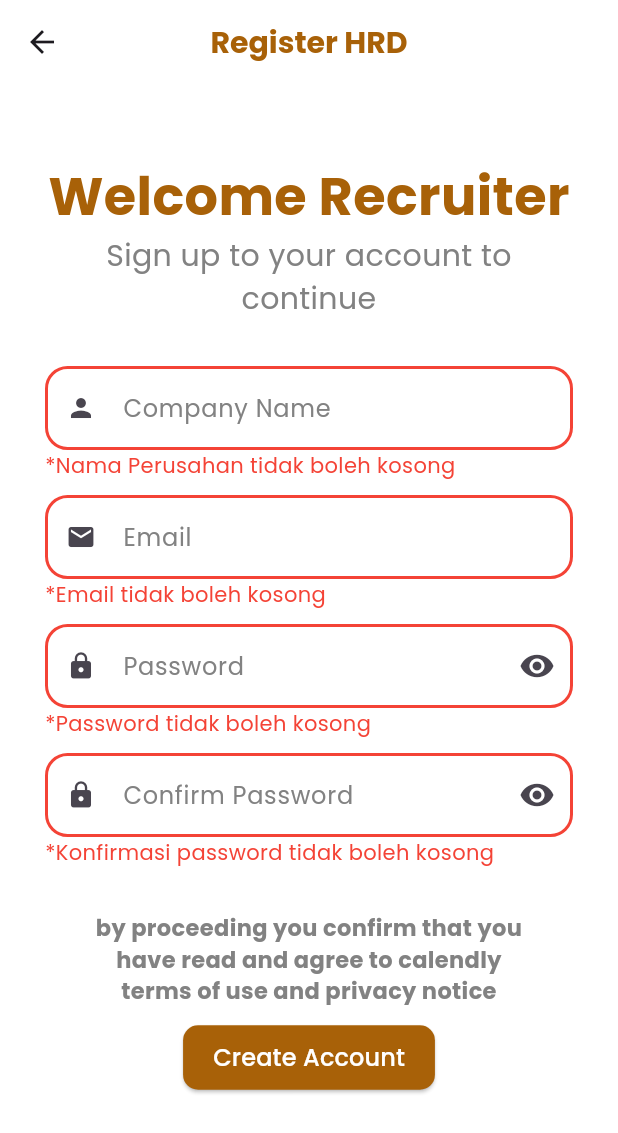
After one commit to RekanPabrik/MOBILE-RekanPabrik, a Flutter app: the register_hrd screen opened directly, after a tap on "Create Account", on a phone screen of 412 x 824 dp. The commit adds this screen. Shown: the top 1133 px of the screen. Run offline on Flutter 3.47's test engine with Material 3 defaults, Android fonts, the phone set to English and light mode, and no system bars; our stand-ins replace carousel_slider, file_picker, flutter_dotenv, flutter_local_notifications, google_fonts, image_picker.

Commit message:
update local notif dan page register_hrd

```diff
--- /dev/null
+++ b/lib/components/companyName_input.dart
@@ -0,0 +1,49 @@
+import 'package:flutter/material.dart';
+import 'package:rekanpabrik/shared/shared.dart';
+
+class companyname_input extends StatelessWidget {
+  final TextEditingController companyNameInputController;
+  final String label;
+  final bool isEror;
+
+  const companyname_input({
+    super.key,
+    required this.companyNameInputController,
+    required this.label,
+    required this.isEror,
+  });
+
+  @override
+  Widget build(BuildContext context) {
+    return TextField(
+      controller: companyNameInputController, // Menghubungkan controller
+      decoration: InputDecoration(
+        prefixIcon: Icon(
+          Icons.person,
+          size: 20,
+        ),
+        labelText: label,
+        labelStyle: TextStyle(
+          color: greyColor,
+        ),
+        border: OutlineInputBorder(
+          borderRadius: BorderRadius.circular(15),
+        ),
+        enabledBorder: OutlineInputBorder(
+          borderRadius: BorderRadius.circular(15),
+          borderSide: BorderSide(
+            color: isEror ? Colors.red : thirdColor,
+            width: 2.0,
+          ),
+        ),
+        focusedBorder: OutlineInputBorder(
+          borderRadius: BorderRadius.circular(15),
+          borderSide: BorderSide(
+            color: isEror ? Colors.red : thirdColor,
+            width: 2.0,
+          ),
+        ),
+      ),
+    );
+  }
+}
--- /dev/null
+++ b/lib/pages/auth/register_hrd.dart
@@ -0,0 +1,221 @@
+part of '../page.dart';
+
+
+class register_hrd extends StatefulWidget {
+  @override
+  _registerHrdState createState() => _registerHrdState();
+}
+
+class _registerHrdState extends State<register_hrd> {
+
+  // VARIABLE
+  final TextEditingController EmailController = TextEditingController();
+  String emailErrorMessage = '';
+  bool mailIsEror = false;
+
+  final TextEditingController passwordController = TextEditingController();
+  String passErrorMessage = '';
+  bool passIsEror = false;
+
+  final TextEditingController confirmPasswordController =
+      TextEditingController();
+  String confirmPassErrorMessage = '';
+  bool confirmPassIsEror = false;
+
+  final TextEditingController CompanyNameController = TextEditingController();
+  String CompanyNameErrorMessage = '';
+  bool CompanyNameIsEror = false;
+
+
+  String generalMassageEror = '';
+  bool generalEror = false;
+
+  // FUNGSI
+  bool isEmailValid(String email) {
+    return email.contains('@');
+  }
+
+  bool isPassValid(String pass) {
+    return pass.isNotEmpty;
+  }
+
+  bool checkConfirmPass(String pass, String confirmPass) {
+    return (pass == confirmPass);
+  }
+
+  @override
+  Widget build(BuildContext context) {
+    return Scaffold(
+       backgroundColor: primaryColor,
+      appBar: AppBar(
+        backgroundColor: primaryColor,
+        title: Text(
+          'Register HRD',
+          style: TextStyle(
+            color: thirdColor,
+            fontFamily: 'poppins',
+            fontSize: 20,
+            fontWeight: FontWeight.bold,
+          ),
+        ),
+         centerTitle: true,
+      ),
+      body: SafeArea(
+        bottom: true,
+        child: ListView(
+          padding: EdgeInsets.symmetric(horizontal: 30),
+          children: [
+            SizedBox(
+              height: 50,
+            ),
+            Text(
+              "Welcome Recruiter",
+              style: TextStyle(
+                color: thirdColor,
+                fontFamily: 'poppins',
+                fontSize: 35,
+                fontWeight: FontWeight.bold,
+              ),
+              textAlign: TextAlign.center,
+            ),
+            Text(
+                "Sign up to your account to continue",
+                style: TextStyle(
+                  color: greyColor,
+                  fontFamily: 'poppins',
+                  fontSize: 20,
+                  fontWeight: FontWeight.w400,
+                ),
+                textAlign: TextAlign.center,
+              ),
+               SizedBox(
+              height: 30,
+            ),
+
+                companyname_input(
+                companyNameInputController: CompanyNameController,
+                label: "Company Name",
+                isEror: CompanyNameIsEror),
+            if (CompanyNameErrorMessage.isNotEmpty)
+              Text(
+                CompanyNameErrorMessage,
+                style: TextStyle(color: Colors.red),
+              ),
+                  SizedBox(height: 10),
+            EmailInput(emailController: EmailController, isEror: mailIsEror),
+            if (emailErrorMessage.isNotEmpty)
+              Text(
+                emailErrorMessage,
+                style: TextStyle(color: Colors.red),
+              ),
+               SizedBox(height: 10),
+            PassInput(controller: passwordController, isEror: passIsEror),
+            if (passErrorMessage.isNotEmpty)
+              Text(
+                passErrorMessage,
+                style: TextStyle(color: Colors.red),
+              ),
+
+            SizedBox(height: 10),
+            ConfirmPassInput(
+                controller: confirmPasswordController,
+                isEror: confirmPassIsEror),
+            if (confirmPassErrorMessage.isNotEmpty)
+              Text(
+                confirmPassErrorMessage,
+                style: TextStyle(color: Colors.red),
+              ),
+
+            SizedBox(height: 30),
+            Align(
+              alignment: Alignment.center,
+              child: Container(
+                width: 300,
+                child: Text(
+                  "by proceeding you confirm that you have read and agree to calendly terms of use and privacy notice",
+                  style: TextStyle(
+                    color: greyColor,
+                    fontFamily: 'poppins',
+                    fontSize: 15,
+                    fontWeight: FontWeight.bold,
+                  ),
+                  textAlign: TextAlign.center,
+                  softWrap: true,
+                ),
+              ),
+            ),
+
+            SizedBox(height: 10),
+            Align(
+              alignment: Alignment.center,
+              child: ElevatedButton(
+                onPressed: () {
+                  setState(() {
+                    String Companyname = CompanyNameController.text;
+                    String email = EmailController.text;
+                    String pass = passwordController.text;
+                    String confirmPass = confirmPasswordController.text;
+
+                    // Reset semua error messages
+                    CompanyNameErrorMessage = ' ';
+                    emailErrorMessage = '';
+                    passErrorMessage = '';
+                    confirmPassErrorMessage = '';
+
+                    // Reset status error
+                    CompanyNameIsEror = false;
+                    mailIsEror = false;
+                    passIsEror = false;
+                    confirmPassIsEror = false;
+
+                    // Cek jika ada field yang kosong dan set error message yang sesuai
+                    if (Companyname.isEmpty) {
+                      CompanyNameErrorMessage = "*Nama Perusahan tidak boleh kosong";
+                      CompanyNameIsEror = true;
+                    }
+                    if (email.isEmpty) {
+                      emailErrorMessage = "*Email tidak boleh kosong";
+                      mailIsEror = true;
+                    }
+                    if (pass.isEmpty) {
+                      passErrorMessage = "*Password tidak boleh kosong";
+                      passIsEror = true;
+                    }
+                    if (confirmPass.isEmpty) {
+                      confirmPassErrorMessage =
+                          "*Konfirmasi password tidak boleh kosong";
+                      confirmPassIsEror = true;
+                    } else{
+                      Navigator.push(
+                      context,
+                      MaterialPageRoute(builder: (context) => Homepagehrd()),
+                    );
+                    }
+                  });
+                },
+                style: ElevatedButton.styleFrom(
+                  backgroundColor: thirdColor, // Warna tombol
+                  padding: EdgeInsets.symmetric(
+                    vertical: 10,
+                    horizontal: 20,
+                  ),
+                  shape: RoundedRectangleBorder(
+                    borderRadius: BorderRadius.circular(10),
+                  ),
+                ),
+                child: Text(
+                  'Create Account',
+                  style: TextStyle(
+                    fontSize: 16,
+                    color: primaryColor,
+                    fontFamily: 'poppins',
+                  ),
+                ),
+              ),
+            ),
+          ],
+        )
+      ),
+    );
+  }
+}
--- a/lib/pages/auth/register_pelamar.dart
+++ b/lib/pages/auth/register_pelamar.dart
@@ -95,8 +95,11 @@ class _registerPelamarState extends State<register_pelamar> {
               alignment: Alignment.centerLeft,
               child: ElevatedButton(
                 onPressed: () {
-                  // Tambahkan aksi untuk pembuatan akun HRD
-                },
+                    Navigator.push(
+                      context,
+                      MaterialPageRoute(builder: (context) => register_hrd()),
+                    );
+                  },
                 style: ElevatedButton.styleFrom(
                   backgroundColor: thirdColor, // Warna tombol
                   padding: EdgeInsets.symmetric(
--- a/lib/pages/page.dart
+++ b/lib/pages/page.dart
@@ -4,6 +4,7 @@ import 'package:flutter/gestures.dart';
 import 'package:flutter/material.dart';
 import 'package:flutter_local_notifications/flutter_local_notifications.dart';
 import 'package:image_picker/image_picker.dart';
+import 'package:rekanpabrik/components/companyName_input.dart';
 import 'package:rekanpabrik/components/searchBarPelamarPekerjaan.dart';
 import 'package:rekanpabrik/models/postingPekerjaan.dart';
 import 'package:rekanpabrik/utils/dataDummyPelamar.dart';
@@ -45,6 +46,7 @@ part 'wellcomePage.dart';
 // UTILS
 part 'auth/register_pelamar.dart';
 part 'auth/login_page.dart';
+part 'auth/register_hrd.dart';
 
 // PELAMAR
 part 'pagePelamar/home_pelamar.dart';
--- a/lib/pages/pagePelamar/lamarPekerjaan.dart
+++ b/lib/pages/pagePelamar/lamarPekerjaan.dart
@@ -1,14 +1,75 @@
 part of '../page.dart';
 
-class LamarPekerjaan extends StatelessWidget {
+class LamarPekerjaan extends StatefulWidget {
   final int jobId;
 
   const LamarPekerjaan({super.key, required this.jobId});
 
   @override
+  State<LamarPekerjaan> createState() => _LamarPekerjaanState();
+}
+
+class _LamarPekerjaanState extends State<LamarPekerjaan> {
+  final FlutterLocalNotificationsPlugin flutterLocalNotificationsPlugin =
+      FlutterLocalNotificationsPlugin();
+
+  @override
+  void initState() {
+    super.initState();
+    _initializeNotifications();
+    _requestNotificationPermission();
+  }
+
+  void _initializeNotifications() async {
+    const AndroidInitializationSettings initializationSettingsAndroid =
+        AndroidInitializationSettings('@mipmap/ic_launcher');
+
+    const InitializationSettings initializationSettings =
+        InitializationSettings(android: initializationSettingsAndroid);
+
+    await flutterLocalNotificationsPlugin.initialize(initializationSettings);
+  }
+
+  void _requestNotificationPermission() async {
+    final bool? granted = await flutterLocalNotificationsPlugin
+        .resolvePlatformSpecificImplementation<
+            AndroidFlutterLocalNotificationsPlugin>()
+        ?.requestNotificationsPermission();
+
+    if (granted != null && !granted) {
+      print("Izin notifikasi ditolak oleh pengguna");
+    }
+  }
+
+  void _showJobApplicationNotification(String jobTitle) async {
+    const AndroidNotificationDetails androidPlatformChannelSpecifics =
+        AndroidNotificationDetails(
+      'job_channel',
+      'Job Application Notifications',
+      channelDescription: 'Notifications for job applications',
+      importance: Importance.max,
+      priority: Priority.high,
+      ticker: 'ticker',
+    );
+
+    const NotificationDetails platformChannelSpecifics = NotificationDetails(
+      android: androidPlatformChannelSpecifics,
+    );
+
+    await flutterLocalNotificationsPlugin.show(
+      0,
+      'Lamaran Diajukan',
+      'Anda telah melamar pekerjaan: $jobTitle',
+      platformChannelSpecifics,
+    );
+  }
+
+
+
+  @override
   Widget build(BuildContext context) {
     final selectedJob = dummyPostPekerjaan.firstWhere(
-      (job) => job['id_post_pekerjaan'] == jobId,
+      (job) => job['id_post_pekerjaan'] == widget.jobId,
       orElse: () => {'id_post_pekerjaan': 0},
     );
 
@@ -201,6 +262,7 @@ class LamarPekerjaan extends StatelessWidget {
                 Align(
                   child: ElevatedButton(
                     onPressed: () {
+                      _showJobApplicationNotification(selectedJob['posisi']);
                       ScaffoldMessenger.of(context).showSnackBar(
                         SnackBar(content: Text('Lamaran Anda telah diajukan!')),
                       );
--- a/lib/pages/pagePelamar/savedJobs.dart
+++ b/lib/pages/pagePelamar/savedJobs.dart
@@ -8,7 +8,9 @@ class savedJobs extends StatefulWidget {
 }
 
 class _savedJobsState extends State<savedJobs> {
+
   @override
+
   Widget build(BuildContext context) {
     return Scaffold(
       backgroundColor: primaryColor,
```
Also changed, not shown: lib/main.dart (line endings or trailing spaces), lib/pages/auth/login_page.dart (indentation only), lib/pages/pagePelamar/detailPekerjaan.dart (line endings or trailing spaces), 1 other file.
